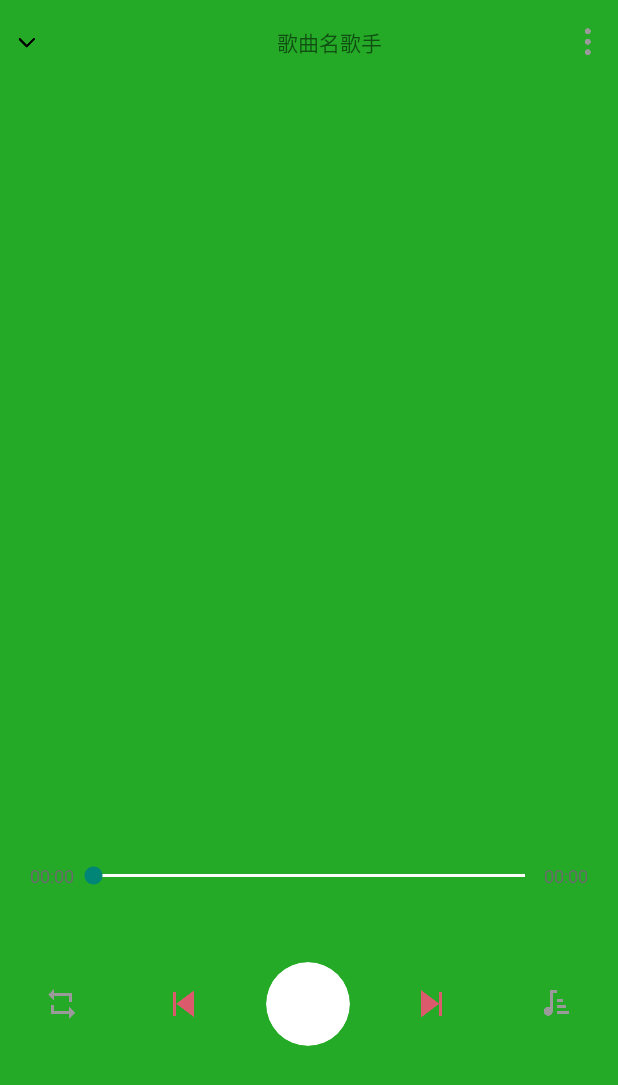
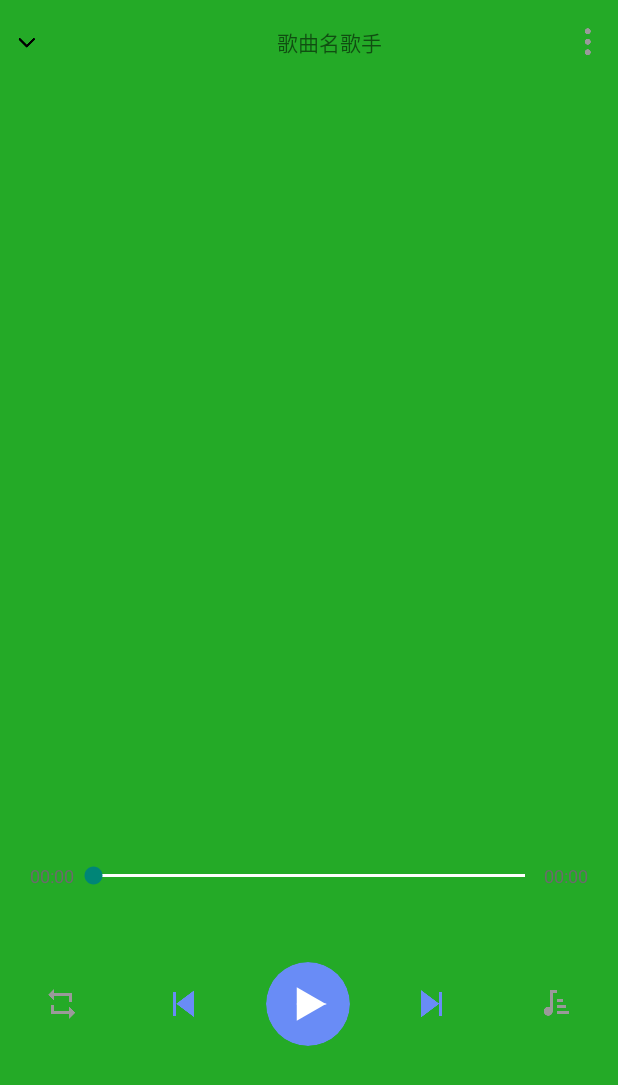
Before and after one commit to liangke21/yuehaoting, an Android app: the PlayActivity screen opened directly, with no data from a screen before it, on a phone screen of 412 x 824 dp. Shown: the top 1085 px of the screen. Run offline under Robolectric (Android 15) with nearby library versions, the phone set to English and light mode, and no system bars; our stand-ins replace Timber; libraries missing offline, so code that uses them is left out: androidx.palette.graphics; 4 statements that could not run were skipped.

Commit message:
播放界面控件颜色设置

```diff
--- a/app/src/main/java/com/example/yuehaoting/base/activity/PlayBaseActivity.kt
+++ b/app/src/main/java/com/example/yuehaoting/base/activity/PlayBaseActivity.kt
@@ -2,7 +2,7 @@ package com.example.yuehaoting.base.activity
 
 import android.view.View
 import com.example.yuehaoting.statusBar.StatusBarUtil
-import remix.myplayer.theme.ThemeStore.statusBarColor
+import com.example.yuehaoting.statusBar.ThemeStore.statusBarColor
 
 /**
  * 作者: 天使
--- a/app/src/main/java/com/example/yuehaoting/callback/MusicEvenCallback.kt
+++ b/app/src/main/java/com/example/yuehaoting/callback/MusicEvenCallback.kt
@@ -25,4 +25,5 @@ interface MusicEvenCallback {
     fun onServiceDisConnected()
     // 标签更改
     fun  onTagChanged(oldSong:SongLists,newSongLists: SongLists)
+
 }
--- a/app/src/main/java/com/example/yuehaoting/playInterface/activity/PlayActivity.kt
+++ b/app/src/main/java/com/example/yuehaoting/playInterface/activity/PlayActivity.kt
@@ -2,10 +2,7 @@ package com.example.yuehaoting.playInterface.activity
 
 import android.content.Intent
 import android.os.Bundle
-import android.provider.Settings.Global.putInt
 import android.view.View
-import androidx.lifecycle.Observer
-import androidx.lifecycle.ViewModelProvider
 import androidx.lifecycle.ViewModelProviders
 import com.example.yuehaoting.R
 import com.example.yuehaoting.base.activity.PlayBaseActivity
@@ -14,14 +11,12 @@ import com.example.yuehaoting.databinding.PlayActivityBinding
 import com.example.yuehaoting.kotlin.getSp
 import com.example.yuehaoting.kotlin.lazyMy
 import com.example.yuehaoting.musicService.service.MusicService
-import com.example.yuehaoting.util.Constants
 import com.example.yuehaoting.util.MyUtil
 import timber.log.Timber
 import com.example.yuehaoting.musicService.service.MusicServiceRemote.isPlaying
-import com.example.yuehaoting.kotlin.setSp
-import com.example.yuehaoting.playInterface.livedata.KuGouSongPhoto
 import com.example.yuehaoting.playInterface.viewmodel.PlayViewModel
 import com.example.yuehaoting.statusBar.StatusBarUtil
+import com.example.yuehaoting.statusBar.Theme
 
 import com.example.yuehaoting.util.MusicConstant.BACKGROUND_ADAPTIVE_COLOR
 import com.example.yuehaoting.util.MusicConstant.NAME
@@ -30,6 +25,7 @@ import com.example.yuehaoting.util.MusicConstant.PAUSE_PLAYBACK
 import com.example.yuehaoting.util.MusicConstant.PLAYER_BACKGROUND
 import com.example.yuehaoting.util.MusicConstant.PREV
 import com.example.yuehaoting.util.MusicConstant.SINGER_ID
+import com.example.yuehaoting.statusBar.ThemeStore
 
 
 class PlayActivity : PlayBaseActivity() {
@@ -74,7 +70,21 @@ private val viewModel by lazyMy { ViewModelProviders.of(this).get(PlayViewModel:
         }
         receiveIntent()
         observeSingerPhotoData()
+        setThemeColor()
+        initView()
     }
+    //初始化控件
+    private fun initView() {
+        //标题栏设置 歌手歌词
+     binding.layoutPlayLayoutBar.apply {
+
+
+
+
+
+     }
+    }
+
     //接收数据
     private fun receiveIntent() {
         val singerId=   intent.getStringExtra(SINGER_ID)
@@ -129,7 +139,17 @@ private val viewModel by lazyMy { ViewModelProviders.of(this).get(PlayViewModel:
     /**
      * 根据主题修改颜色
      */
+     private fun setThemeColor(){
+        val accentColor= ThemeStore.accentColor
+        val tintColor= ThemeStore.playerBtnColor
 
+
+        //修改控制按钮颜色
+        Theme.tintDrawable(binding.layoutPlayLayout.ibPlayNextTrack,R.drawable.play_btn_next,accentColor)
+        Theme.tintDrawable(binding.layoutPlayLayout.ibPlayPreviousSong,R.drawable.play_btn_pre,accentColor)
+        binding.layoutPlayLayout.ppvPlayPause.setBackgroundColor(accentColor)
+
+     }
 
     /**
      * 更新播放暂停按钮
--- a/app/src/main/java/com/example/yuehaoting/statusBar/StatusBarUtil.java
+++ b/app/src/main/java/com/example/yuehaoting/statusBar/StatusBarUtil.java
@@ -3,7 +3,7 @@ package com.example.yuehaoting.statusBar;
 import static android.view.View.SYSTEM_UI_FLAG_LAYOUT_FULLSCREEN;
 import static android.view.View.SYSTEM_UI_FLAG_LAYOUT_STABLE;
 import static android.view.View.SYSTEM_UI_FLAG_LIGHT_STATUS_BAR;
-import static remix.myplayer.theme.ThemeStore.getMaterialPrimaryColor;
+import static com.example.yuehaoting.statusBar.ThemeStore.getMaterialPrimaryColor;
 
 import android.annotation.TargetApi;
 import android.app.Activity;
@@ -21,7 +21,6 @@ import com.example.yuehaoting.R;
 import java.lang.reflect.Field;
 import java.lang.reflect.InvocationTargetException;
 import java.lang.reflect.Method;
-import remix.myplayer.theme.ThemeStore;
 
 /**
  * Created by Remix on 2016/7/28.
--- a/app/src/main/java/com/example/yuehaoting/statusBar/ThemeStore.kt
+++ b/app/src/main/java/com/example/yuehaoting/statusBar/ThemeStore.kt
@@ -1,15 +1,11 @@
-package remix.myplayer.theme
+package com.example.yuehaoting.statusBar
 
-import android.content.Context
 import android.content.res.Configuration
-import android.content.res.Resources
 import android.graphics.Color
 import androidx.annotation.ColorInt
 import androidx.annotation.StyleRes
 import com.example.yuehaoting.App
 import com.example.yuehaoting.R
-import com.example.yuehaoting.statusBar.ColorUtil
-import com.example.yuehaoting.statusBar.SPUtil
 
 
 object ThemeStore {
@@ -76,8 +72,10 @@ object ThemeStore {
   @JvmStatic
   @get:ColorInt
   var accentColor: Int
+
     get() {
       var accentColor = SPUtil.getValue(
+        // 默认颜色
         App.context, KEY_NAME, KEY_ACCENT_COLOR, Color.parseColor("#698cf6")
       )
       if (ColorUtil.isColorCloseToWhite(accentColor)) {
@@ -110,7 +108,29 @@ object ThemeStore {
     get() = ColorUtil.isColorLight(materialPrimaryColor)
 
 
+  @JvmStatic
+  @get:StyleRes
+  val themeRes: Int
+    get() = when (theme) {
+      LIGHT -> R.style.PlayTheme
+      BLACK -> R.style.Theme_yuehaoting_Black
+      DARK -> R.style.Theme_yuehaoting_Base_Diablo
+      else -> R.style.PlayTheme
+    }
 
+  @JvmStatic
+  val isLightTheme: Boolean
+    get() = themeRes == R.style.PlayTheme
+
+  @get:ColorInt
+  val playerBtnColor: Int
+    get() = Color.parseColor(
+      if (isLightTheme) {
+        "#6c6a6c"
+      } else {
+        "#6b6b6b"
+      }
+    )
 
 
 }
--- a/app/src/main/res/values/colors.xml
+++ b/app/src/main/res/values/colors.xml
@@ -28,5 +28,8 @@
     <!--播放开始时间-->
     <color name="play_time_text_color">#6b6b6b</color>
     <color name="white1">#BD1E1E</color>
+    <!--主题颜色-->
     <color name="light_background_color_main">#24AA27</color>
+    <color name="black_background_color_main">#000000</color>
+    <color name="Diablo_background_color_main">#242428</color>
 </resources>
--- a/app/src/main/res/values/styles-parent.xml
+++ b/app/src/main/res/values/styles-parent.xml
@@ -1,4 +1,15 @@
 <?xml version="1.0" encoding="utf-8"?>
 <resources>
 
+
+  <!--黑色主题-->
+  <style name="Theme.yuehaoting.Base.Black" parent="Theme.AppCompat.NoActionBar">
+    <item name="background_color_main">@color/black_background_color_main</item>
+  </style>
+  <!--暗黑主题-->
+  <style name="Theme.yuehaoting.Base.Diablo" parent="Theme.AppCompat.NoActionBar">
+    <item name="background_color_main">@color/Diablo_background_color_main</item>
+  </style>
+
+
 </resources>
--- a/app/src/main/res/values/themes.xml
+++ b/app/src/main/res/values/themes.xml
@@ -38,4 +38,11 @@
    <style name="PlayTheme" parent="Theme.AppCompat.Light.NoActionBar">
        <item name="background_color_main">@color/light_background_color_main</item>
    </style>
+    <!--黑色主题-->
+   <style name="Theme.yuehaoting.Black" parent="Theme.yuehaoting.Base.Black"/>
+    <!--暗黑色主题-->
+   <style name="Theme.yuehaoting.Diablo" parent="Theme.yuehaoting.Base.Diablo"/>
+
+
+
 </resources>
```
Also changed, not shown: app/src/main/java/com/example/yuehaoting/statusBar/Theme.java (added, +251 -0 lines).
